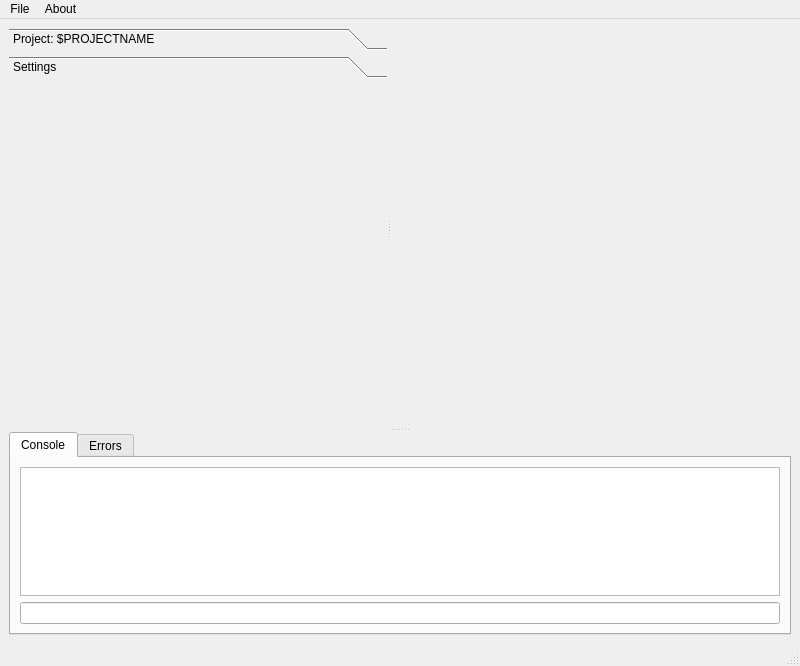
The window that src/ui/mainWindow/mainWindow.ui (sophies92/sosText) describes before a commit, drawn with Qt 5.
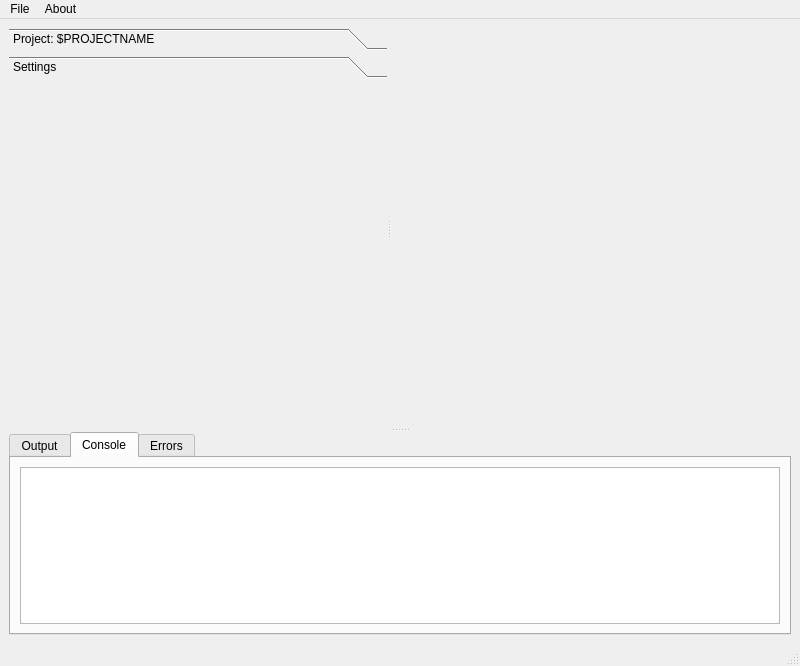
The same window after the commit. The open tabs and pages were chosen to show the change.

Commit message: addedoutput terminal to MainWindow UI

Diff of the .ui file:
```diff
--- a/src/ui/mainWindow/mainWindow.ui
+++ b/src/ui/mainWindow/mainWindow.ui
@@ -182,9 +182,26 @@
          <height>200</height>
         </size>
        </property>
+       <property name="tabPosition">
+        <enum>QTabWidget::North</enum>
+       </property>
        <property name="currentIndex">
         <number>0</number>
        </property>
+       <widget class="QWidget" name="OutputTerminal">
+        <attribute name="title">
+         <string>Output</string>
+        </attribute>
+        <layout class="QGridLayout" name="gridLayout_3">
+         <item row="0" column="0">
+          <widget class="QPlainTextEdit" name="OutputTerminalTextEdit">
+           <property name="lineWrapMode">
+            <enum>QPlainTextEdit::NoWrap</enum>
+           </property>
+          </widget>
+         </item>
+        </layout>
+       </widget>
        <widget class="QWidget" name="tabConsole">
         <property name="sizePolicy">
          <sizepolicy hsizetype="MinimumExpanding" vsizetype="Minimum">
@@ -209,16 +226,6 @@
            </property>
           </widget>
          </item>
-         <item row="1" column="0">
-          <widget class="QLineEdit" name="lineEdit">
-           <property name="sizePolicy">
-            <sizepolicy hsizetype="MinimumExpanding" vsizetype="Fixed">
-             <horstretch>0</horstretch>
-             <verstretch>0</verstretch>
-            </sizepolicy>
-           </property>
-          </widget>
-         </item>
         </layout>
        </widget>
        <widget class="QWidget" name="tabErrors">
```
Left out of the diff: 9 changed lines with no effect on the pictures.
